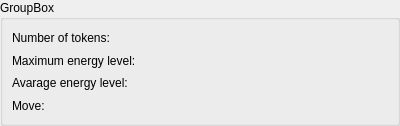
First picture: the form in simulations/boltzmannform.ui, repository KDE/kalzium, before the edit.
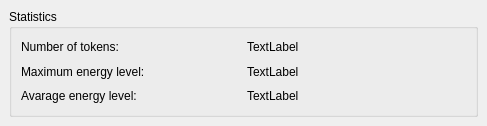
Second picture: the form after the edit.

Commit message: improve stats-dialog. Pino: Please review the FIXME in simulationsdialog.cpp

What changed in the file:
```diff
--- a/simulations/boltzmannform.ui
+++ b/simulations/boltzmannform.ui
@@ -8,7 +8,7 @@
    <rect>
     <x>0</x>
     <y>0</y>
-    <width>400</width>
+    <width>487</width>
     <height>126</height>
    </rect>
   </property>
@@ -23,14 +23,14 @@
   <property name="windowTitle" >
    <string>Form</string>
   </property>
-  <layout class="QVBoxLayout" >
+  <layout class="QGridLayout" >
    <property name="margin" >
-    <number>0</number>
+    <number>9</number>
    </property>
    <property name="spacing" >
     <number>6</number>
    </property>
-   <item>
+   <item row="0" column="0" >
     <widget class="QGroupBox" name="groupBox" >
      <property name="sizePolicy" >
       <sizepolicy>
@@ -41,11 +41,19 @@
       </sizepolicy>
      </property>
      <property name="title" >
-      <string>GroupBox</string>
+      <string>Statistics</string>
      </property>
-     <layout class="QVBoxLayout" >
+     <layout class="QGridLayout" >
       <property name="margin" >
        <number>9</number>
+      </property>
+      <property name="spacing" >
+       <number>6</number>
+      </property>
+      <item row="0" column="0" >
+       <layout class="QHBoxLayout" >
+        <property name="margin" >
+         <number>0</number>
       </property>
       <property name="spacing" >
        <number>6</number>
@@ -58,6 +66,23 @@
        </widget>
       </item>
       <item>
+         <widget class="QLabel" name="label_5" >
+          <property name="text" >
+           <string>TextLabel</string>
+          </property>
+         </widget>
+        </item>
+       </layout>
+      </item>
+      <item row="1" column="0" >
+       <layout class="QHBoxLayout" >
+        <property name="margin" >
+         <number>0</number>
+        </property>
+        <property name="spacing" >
+         <number>6</number>
+        </property>
+        <item>
        <widget class="QLabel" name="label" >
         <property name="text" >
          <string>Maximum energy level:</string>
@@ -65,6 +90,23 @@
        </widget>
       </item>
       <item>
+         <widget class="QLabel" name="label_6" >
+          <property name="text" >
+           <string>TextLabel</string>
+          </property>
+         </widget>
+        </item>
+       </layout>
+      </item>
+      <item row="2" column="0" >
+       <layout class="QHBoxLayout" >
+        <property name="margin" >
+         <number>0</number>
+        </property>
+        <property name="spacing" >
+         <number>6</number>
+        </property>
+        <item>
        <widget class="QLabel" name="label_3" >
         <property name="text" >
          <string>Avarage energy level:</string>
@@ -72,11 +114,13 @@
        </widget>
       </item>
       <item>
-       <widget class="QLabel" name="label_4" >
+         <widget class="QLabel" name="label_7" >
         <property name="text" >
-         <string>Move:</string>
-        </property>
-       </widget>
+           <string>TextLabel</string>
+          </property>
+         </widget>
+        </item>
+       </layout>
       </item>
      </layout>
     </widget>
```
Lines whose indentation alone changed are shown as unchanged. The commit also changes 7 other files.
